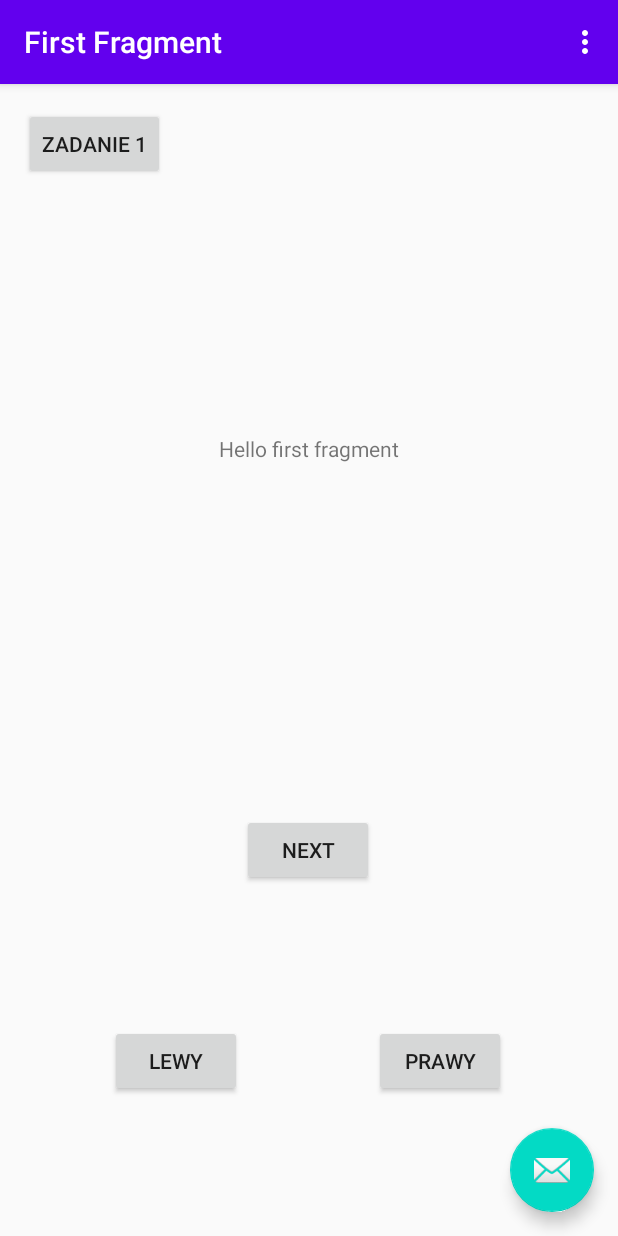
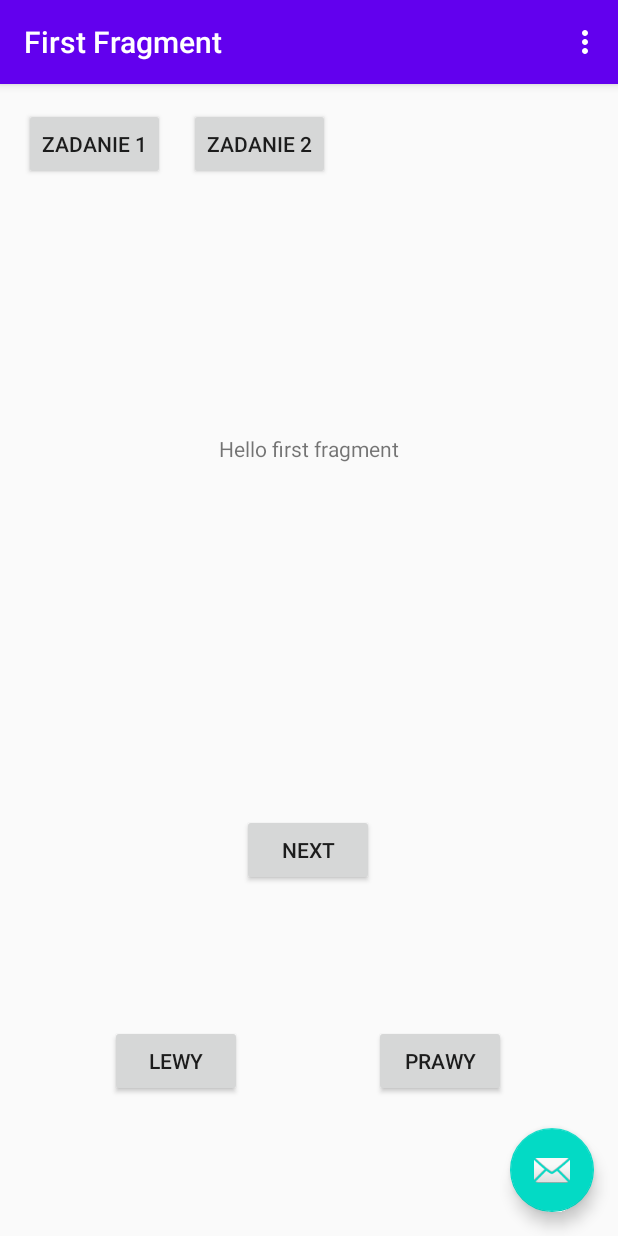
Before and after one commit to lukKotecki/ANDROID-collection, an Android app: the screen it shows after launch (MainActivity), on a phone screen of 412 x 824 dp. Run offline under Robolectric (Android 15) with nearby library versions, the phone set to English and light mode, and no system bars; our stand-ins replace navigation-ui.

Commit message:
tworzenie zadania nr 2

```diff
--- a/Aplikacja_2022_09v2/app/src/main/AndroidManifest.xml
+++ b/Aplikacja_2022_09v2/app/src/main/AndroidManifest.xml
@@ -13,6 +13,9 @@
         android:supportsRtl="true"
         android:theme="@style/Theme.Aplikacja_2022_09v2"
         tools:targetApi="31">
+        <activity
+            android:name=".TaskTwoActivity"
+            android:exported="false" />
         <activity
             android:name=".TaskOneActivity"
             android:exported="false" />
--- a/Aplikacja_2022_09v2/app/src/main/java/com/example/aplikacja_2022_09v2/FirstFragment.java
+++ b/Aplikacja_2022_09v2/app/src/main/java/com/example/aplikacja_2022_09v2/FirstFragment.java
@@ -1,12 +1,11 @@
 package com.example.aplikacja_2022_09v2;
 
 import android.os.Bundle;
+import android.support.annotation.NonNull;
+import android.support.v4.app.Fragment;
 import android.view.LayoutInflater;
 import android.view.View;
 import android.view.ViewGroup;
-
-import android.support.annotation.NonNull;
-import android.support.v4.app.Fragment;
 
 import androidx.navigation.fragment.NavHostFragment;
 
--- a/Aplikacja_2022_09v2/app/src/main/java/com/example/aplikacja_2022_09v2/MainActivity.java
+++ b/Aplikacja_2022_09v2/app/src/main/java/com/example/aplikacja_2022_09v2/MainActivity.java
@@ -91,6 +91,10 @@
                 intent = new Intent(this, TaskOneActivity.class);
                 startActivity(intent);
                 break;
+            case R.id.taskTwoButton:
+                intent = new Intent(this, TaskTwoActivity.class);
+                startActivity(intent);
+                break;
 
         }
 
--- a/Aplikacja_2022_09v2/app/src/main/res/layout/fragment_first.xml
+++ b/Aplikacja_2022_09v2/app/src/main/res/layout/fragment_first.xml
@@ -58,4 +58,14 @@
         android:text="@string/taskOneButton"
         app:layout_constraintStart_toStartOf="parent"
         app:layout_constraintTop_toTopOf="parent" />
+
+    <Button
+        android:id="@+id/taskTwoButton"
+        android:layout_width="wrap_content"
+        android:layout_height="wrap_content"
+        android:layout_marginStart="16dp"
+        android:onClick="click"
+        android:text="@string/taskTwoButton"
+        app:layout_constraintBaseline_toBaselineOf="@+id/taskOneButton"
+        app:layout_constraintStart_toEndOf="@+id/taskOneButton" />
 </android.support.constraint.ConstraintLayout>
--- a/Aplikacja_2022_09v2/app/src/main/res/values/strings.xml
+++ b/Aplikacja_2022_09v2/app/src/main/res/values/strings.xml
@@ -18,6 +18,9 @@
     <string name="editTextSurname">Nazwisko</string>
     <string name="editTextMail">email</string>
     <string name="sendButton">Wyślij</string>
+    <string name="taskTwoButton">Zadanie 2</string>
+    <string name="welcomeText">Podaj swoje imię:</string>
+    <string name="hintName">Podaj imię</string>
 
 
 </resources>
```
Also changed, not shown: Aplikacja_2022_09v2/app/src/main/java/com/example/aplikacja_2022_09v2/TaskTwoActivity.java (added, +42 -0 lines), Aplikacja_2022_09v2/app/src/main/res/layout/activity_task_two.xml (added, +44 -0 lines).
